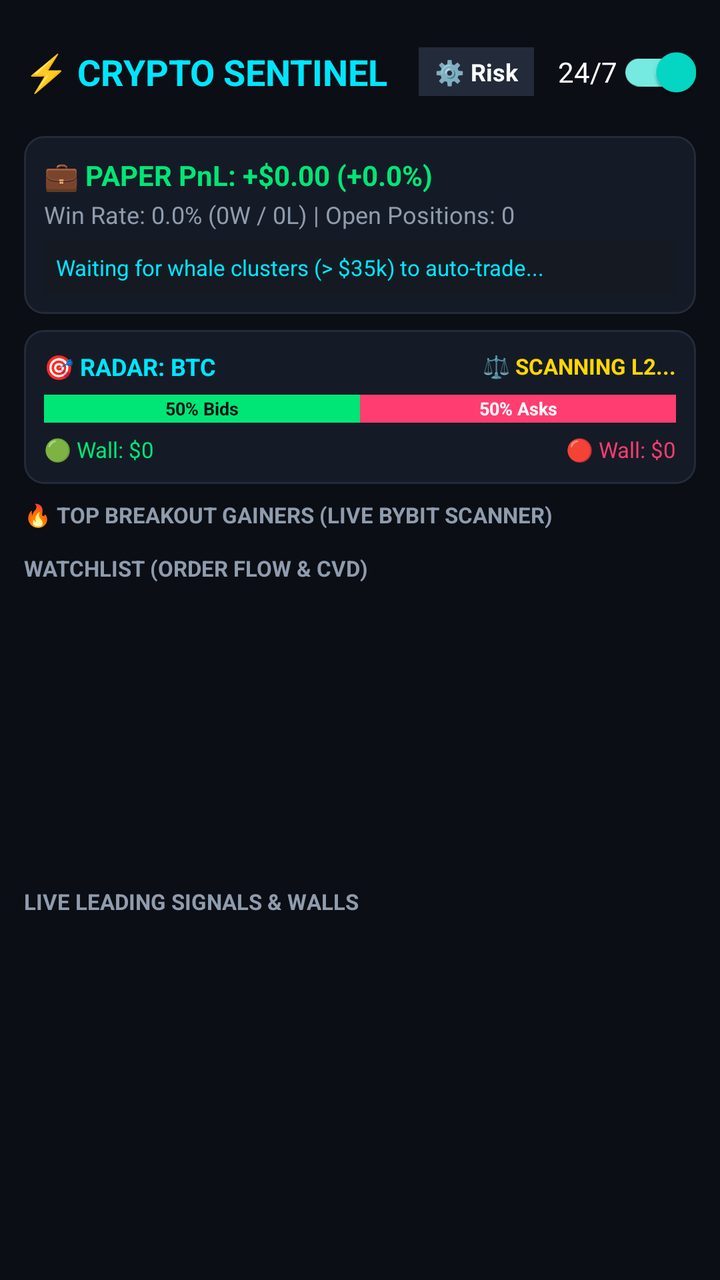
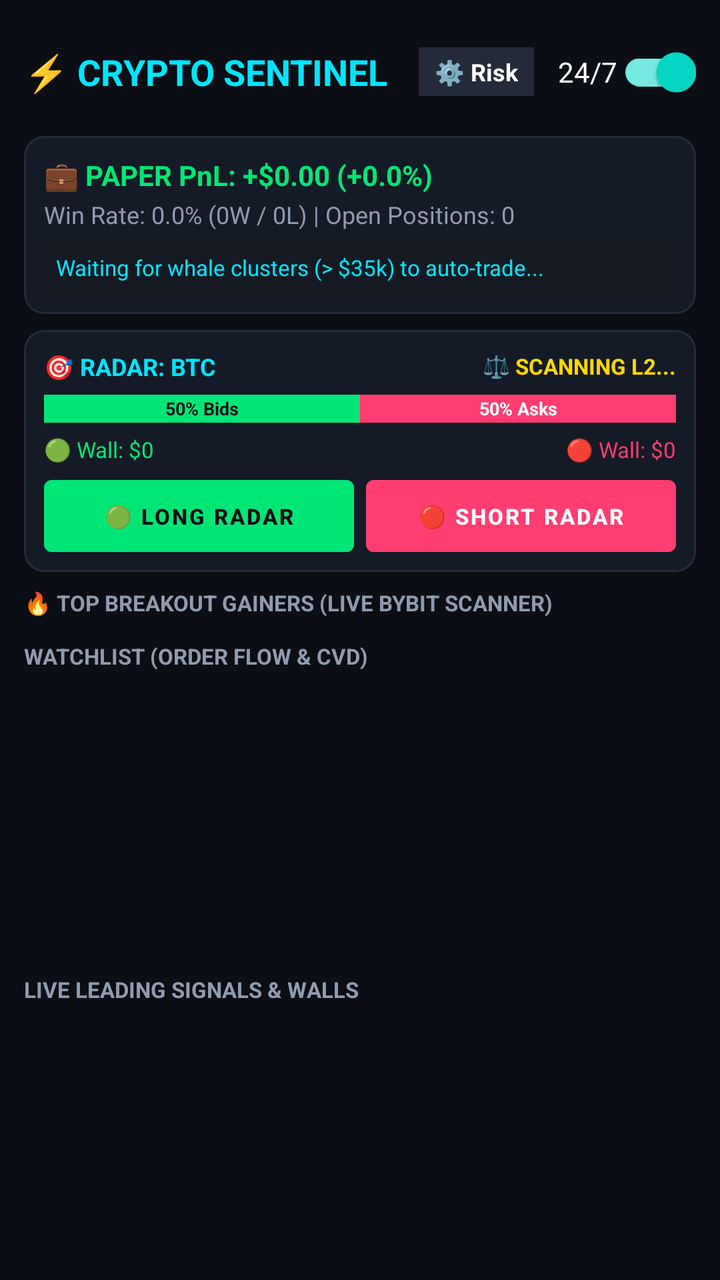

An Android layout rendered at two revisions. The XML below is the earlier revision; the diff shows what the commit changed to produce the second picture.
<!-- AndroidManifest.xml: application theme Theme.CryptoSentinel -->
<!-- res/layout/activity_main.xml -->
<?xml version="1.0" encoding="utf-8"?>
<LinearLayout xmlns:android="http://schemas.android.com/apk/res/android"
    xmlns:app="http://schemas.android.com/apk/res-auto"
    android:layout_width="match_parent"
    android:layout_height="match_parent"
    android:background="@color/bg_dark"
    android:orientation="vertical"
    android:padding="12dp">

    
    <LinearLayout
        android:layout_width="match_parent"
        android:layout_height="wrap_content"
        android:gravity="center_vertical"
        android:orientation="horizontal">

        <TextView
            android:layout_width="0dp"
            android:layout_height="wrap_content"
            android:layout_weight="1"
            android:text="⚡ CRYPTO SENTINEL"
            android:textColor="@color/primary_cyan"
            android:textSize="18sp"
            android:textStyle="bold" />

        <TextView
            android:id="@+id/btnOpenSettings"
            android:layout_width="wrap_content"
            android:layout_height="wrap_content"
            android:layout_marginEnd="12dp"
            android:background="@color/card_border"
            android:clickable="true"
            android:focusable="true"
            android:paddingHorizontal="8dp"
            android:paddingVertical="4dp"
            android:text="⚙️ Risk"
            android:textColor="@color/text_white"
            android:textSize="12sp"
            android:textStyle="bold" />

        <com.google.android.material.switchmaterial.SwitchMaterial
            android:id="@+id/switchService"
            android:layout_width="wrap_content"
            android:layout_height="wrap_content"
            android:checked="true"
            android:text="24/7"
            android:textColor="@color/text_white" />
    </LinearLayout>

    
    <com.google.android.material.card.MaterialCardView
        android:layout_width="match_parent"
        android:layout_height="wrap_content"
        android:layout_marginTop="8dp"
        app:cardBackgroundColor="@color/card_bg"
        app:cardCornerRadius="10dp"
        app:strokeColor="@color/card_border"
        app:strokeWidth="1dp">

        <LinearLayout
            android:layout_width="match_parent"
            android:layout_height="wrap_content"
            android:orientation="vertical"
            android:padding="10dp">

            <TextView
                android:id="@+id/tvPaperPnl"
                android:layout_width="wrap_content"
                android:layout_height="wrap_content"
                android:text="💼 PAPER PnL: +$0.00 (+0.0%)"
                android:textColor="@color/neon_green"
                android:textSize="14sp"
                android:textStyle="bold" />

            <TextView
                android:id="@+id/tvPaperWinRate"
                android:layout_width="wrap_content"
                android:layout_height="wrap_content"
                android:layout_marginTop="2dp"
                android:text="Win Rate: 0.0% (0W / 0L) | Open Positions: 0"
                android:textColor="@color/text_dim"
                android:textSize="12sp" />

            <TextView
                android:id="@+id/tvActivePositions"
                android:layout_width="match_parent"
                android:layout_height="wrap_content"
                android:layout_marginTop="5dp"
                android:background="#151A22"
                android:clickable="true"
                android:focusable="true"
                android:padding="6dp"
                android:text="Waiting for whale clusters (&gt; $35k) to auto-trade..."
                android:textColor="@color/primary_cyan"
                android:textSize="11sp" />
        </LinearLayout>
    </com.google.android.material.card.MaterialCardView>

    
    <com.google.android.material.card.MaterialCardView
        android:layout_width="match_parent"
        android:layout_height="wrap_content"
        android:layout_marginTop="8dp"
        app:cardBackgroundColor="@color/card_bg"
        app:cardCornerRadius="10dp"
        app:strokeColor="@color/card_border"
        app:strokeWidth="1dp">

        <LinearLayout
            android:layout_width="match_parent"
            android:layout_height="wrap_content"
            android:orientation="vertical"
            android:padding="10dp">

            <LinearLayout
                android:layout_width="match_parent"
                android:layout_height="wrap_content"
                android:gravity="center_vertical"
                android:orientation="horizontal">

                <TextView
                    android:id="@+id/tvRadarSymbol"
                    android:layout_width="0dp"
                    android:layout_height="wrap_content"
                    android:layout_weight="1"
                    android:text="🎯 RADAR: BTC"
                    android:textColor="@color/primary_cyan"
                    android:textSize="12sp"
                    android:textStyle="bold" />

                <TextView
                    android:id="@+id/tvRadarStatus"
                    android:layout_width="wrap_content"
                    android:layout_height="wrap_content"
                    android:text="⚖️ SCANNING L2..."
                    android:textColor="@color/gold_accent"
                    android:textSize="11sp"
                    android:textStyle="bold" />
            </LinearLayout>

            
            <LinearLayout
                android:layout_width="match_parent"
                android:layout_height="14dp"
                android:layout_marginTop="6dp"
                android:orientation="horizontal">

                <TextView
                    android:id="@+id/barBids"
                    android:layout_width="0dp"
                    android:layout_height="match_parent"
                    android:layout_weight="50"
                    android:background="@color/neon_green"
                    android:gravity="center"
                    android:text="50% Bids"
                    android:textColor="@color/bg_dark"
                    android:textSize="9sp"
                    android:textStyle="bold" />

                <TextView
                    android:id="@+id/barAsks"
                    android:layout_width="0dp"
                    android:layout_height="match_parent"
                    android:layout_weight="50"
                    android:background="@color/neon_red"
                    android:gravity="center"
                    android:text="50% Asks"
                    android:textColor="@color/text_white"
                    android:textSize="9sp"
                    android:textStyle="bold" />
            </LinearLayout>

            
            <LinearLayout
                android:layout_width="match_parent"
                android:layout_height="wrap_content"
                android:layout_marginTop="6dp"
                android:orientation="horizontal">

                <TextView
                    android:id="@+id/tvBidWall"
                    android:layout_width="0dp"
                    android:layout_height="wrap_content"
                    android:layout_weight="1"
                    android:text="🟢 Wall: $0"
                    android:textColor="@color/neon_green"
                    android:textSize="11sp" />

                <TextView
                    android:id="@+id/tvAskWall"
                    android:layout_width="0dp"
                    android:layout_height="wrap_content"
                    android:layout_weight="1"
                    android:gravity="end"
                    android:text="🔴 Wall: $0"
                    android:textColor="@color/neon_red"
                    android:textSize="11sp" />
            </LinearLayout>

        </LinearLayout>
    </com.google.android.material.card.MaterialCardView>

    
    <TextView
        android:id="@+id/tvStoriesHeader"
        android:layout_width="wrap_content"
        android:layout_height="wrap_content"
        android:layout_marginTop="8dp"
        android:layout_marginBottom="4dp"
        android:text="📖 TRADE STORY (RECENT EXITS - TAP FOR CHART)"
        android:textColor="@color/text_dim"
        android:textSize="11sp"
        android:textStyle="bold"
        android:visibility="gone" />

    
    <androidx.recyclerview.widget.RecyclerView
        android:id="@+id/rvStories"
        android:layout_width="match_parent"
        android:layout_height="wrap_content"
        android:clipToPadding="false"
        android:visibility="gone" />

    
    <TextView
        android:layout_width="wrap_content"
        android:layout_height="wrap_content"
        android:layout_marginTop="8dp"
        android:layout_marginBottom="4dp"
        android:text="🔥 TOP BREAKOUT GAINERS (LIVE BYBIT SCANNER)"
        android:textColor="@color/text_dim"
        android:textSize="11sp"
        android:textStyle="bold" />

    
    <androidx.recyclerview.widget.RecyclerView
        android:id="@+id/rvGainers"
        android:layout_width="match_parent"
        android:layout_height="wrap_content"
        android:clipToPadding="false"
        android:orientation="horizontal" />

    
    <TextView
        android:layout_width="wrap_content"
        android:layout_height="wrap_content"
        android:layout_marginTop="8dp"
        android:layout_marginBottom="4dp"
        android:text="WATCHLIST (ORDER FLOW &amp; CVD)"
        android:textColor="@color/text_dim"
        android:textSize="11sp"
        android:textStyle="bold" />

    
    <androidx.recyclerview.widget.RecyclerView
        android:id="@+id/rvCoins"
        android:layout_width="match_parent"
        android:layout_height="140dp"
        android:clipToPadding="false"
        android:scrollbars="vertical" />

    
    <TextView
        android:layout_width="wrap_content"
        android:layout_height="wrap_content"
        android:layout_marginTop="8dp"
        android:layout_marginBottom="4dp"
        android:text="LIVE LEADING SIGNALS &amp; WALLS"
        android:textColor="@color/text_dim"
        android:textSize="11sp"
        android:textStyle="bold" />

    
    <androidx.recyclerview.widget.RecyclerView
        android:id="@+id/rvAlerts"
        android:layout_width="match_parent"
        android:layout_height="0dp"
        android:layout_weight="1"
        android:clipToPadding="false"
        android:scrollbars="vertical" />

</LinearLayout>
<!-- resources referenced by this layout -->
<resources>
  <color name="bg_dark">#0B0E14</color>
  <color name="card_bg">#151B26</color>
  <color name="card_border">#232B3A</color>
  <color name="gold_accent">#FFD700</color>
  <color name="neon_green">#00E676</color>
  <color name="neon_red">#FF3D71</color>
  <color name="primary_cyan">#00E5FF</color>
  <color name="text_dim">#8F9CAE</color>
  <color name="text_white">#FFFFFF</color>
  <style name="Theme.CryptoSentinel" parent="Theme.MaterialComponents.DayNight.NoActionBar">
          <item name="colorPrimary">@color/primary_cyan</item>
          <item name="colorPrimaryVariant">@color/primary_cyan</item>
          <item name="colorOnPrimary">@color/bg_dark</item>
          <item name="android:windowBackground">@color/bg_dark</item>
          <item name="android:statusBarColor">@color/bg_dark</item>
          <item name="android:navigationBarColor">@color/bg_dark</item>
      </style>
</resources>

<!-- the commit's change to res/layout/activity_main.xml (unified diff, before → after) -->
@@ -197,6 +197,43 @@
                     android:textSize="11sp" />
             </LinearLayout>
 
+            
+            <LinearLayout
+                android:layout_width="match_parent"
+                android:layout_height="wrap_content"
+                android:layout_marginTop="8dp"
+                android:orientation="horizontal">
+
+                <com.google.android.material.button.MaterialButton
+                    android:id="@+id/btnRadarLong"
+                    android:layout_width="0dp"
+                    android:layout_height="36dp"
+                    android:layout_marginEnd="6dp"
+                    android:layout_weight="1"
+                    android:backgroundTint="@color/neon_green"
+                    android:insetTop="0dp"
+                    android:insetBottom="0dp"
+                    android:padding="0dp"
+                    android:text="🟢 LONG RADAR"
+                    android:textColor="@color/bg_dark"
+                    android:textSize="11sp"
+                    android:textStyle="bold" />
+
+                <com.google.android.material.button.MaterialButton
+                    android:id="@+id/btnRadarShort"
+                    android:layout_width="0dp"
+                    android:layout_height="36dp"
+                    android:layout_weight="1"
+                    android:backgroundTint="@color/neon_red"
+                    android:insetTop="0dp"
+                    android:insetBottom="0dp"
+                    android:padding="0dp"
+                    android:text="🔴 SHORT RADAR"
+                    android:textColor="@color/text_white"
+                    android:textSize="11sp"
+                    android:textStyle="bold" />
+            </LinearLayout>
+
         </LinearLayout>
     </com.google.android.material.card.MaterialCardView>
 
